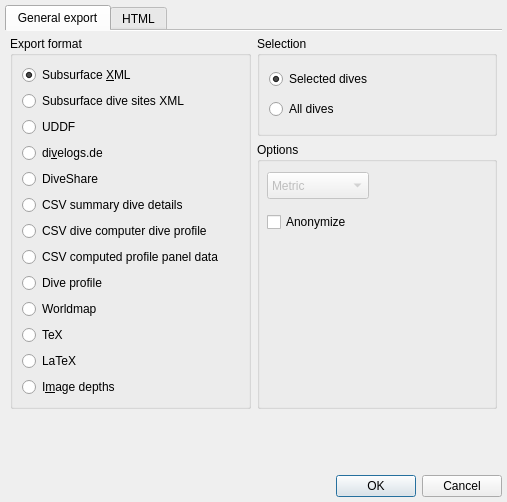
Before: the Qt Designer form desktop-widgets/divelogexportdialog.ui in subsurface/subsurface, drawn with Qt 5.
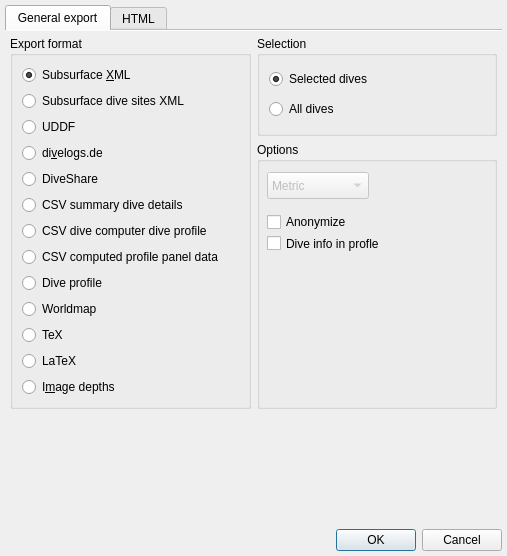
After: the same form once the commit is applied. Icons and pictures are not drawn.

Commit message:
Show dive information in profile export
This was requested for social media posting.

```diff
--- a/desktop-widgets/divelogexportdialog.ui
+++ b/desktop-widgets/divelogexportdialog.ui
@@ -7,7 +7,7 @@
     <x>0</x>
     <y>0</y>
     <width>507</width>
-    <height>423</height>
+    <height>556</height>
    </rect>
   </property>
   <property name="windowTitle">
@@ -175,6 +175,19 @@
               <string>Anonymize</string>
              </property>
             </widget>
+            <widget class="QCheckBox" name="diveinfo">
+             <property name="geometry">
+              <rect>
+               <x>10</x>
+               <y>90</y>
+               <width>181</width>
+               <height>23</height>
+              </rect>
+             </property>
+             <property name="text">
+              <string>Dive info in profle</string>
+             </property>
+            </widget>
            </widget>
           </item>
          </layout>
```
Left out of the diff: 2 changed lines with no effect on the pictures. The commit also changes 3 other files.
